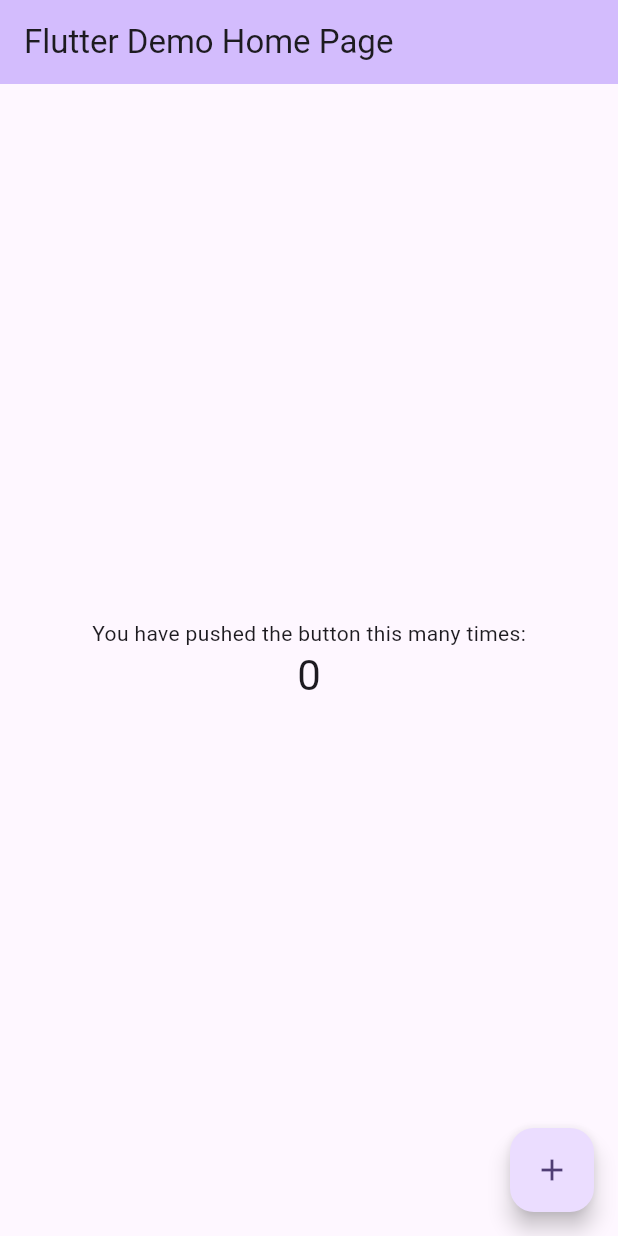
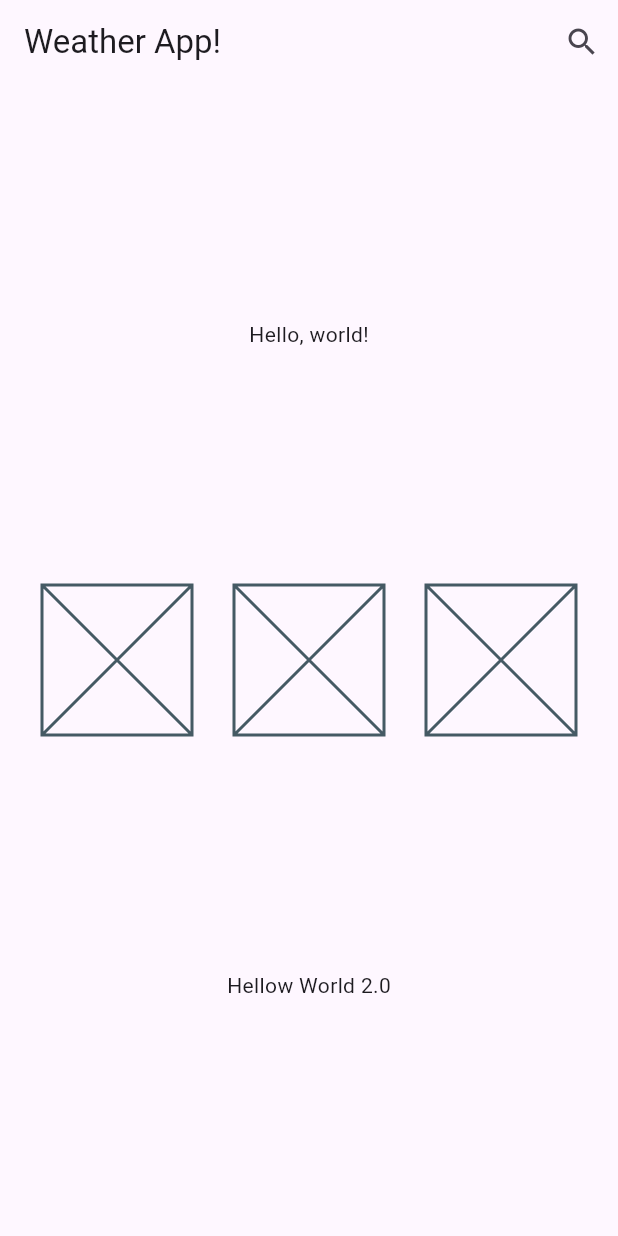
Before and after one commit to alexolsen13/WeatherApp, a Flutter app: the screen it shows after launch, on a phone screen of 412 x 824 dp. Run offline on Flutter 3.47's test engine with Material 3 defaults, Android fonts, the phone set to English and light mode, and no system bars; our stand-ins replace bloc, equatable.

Commit message:
WeatherBloc+FeatureLogic

```diff
--- a/lib/main.dart
+++ b/lib/main.dart
@@ -1,90 +1,6 @@
 import 'package:flutter/material.dart';
+import 'package:flutter_weather/src/feauters/app/weather_app.dart';
 
 void main() {
-  runApp(const MyApp());
+  runApp(const WeatherApp());
 }
-
-class MyApp extends StatelessWidget {
-  const MyApp({super.key});
-
-  // This widget is the root of your application.
-  @override
-  Widget build(BuildContext context) {
-    return MaterialApp(
-      title: 'Flutter Demo',
-      theme: ThemeData(
-        colorScheme: ColorScheme.fromSeed(seedColor: Colors.deepPurple),
-        useMaterial3: true,
-      ),
-      home: const MyHomePage(title: 'Flutter Demo Home Page'),
-    );
-  }
-}
-
-class MyHomePage extends StatefulWidget {
-  const MyHomePage({super.key, required this.title});
-
-  final String title;
-
-  @override
-  State<MyHomePage> createState() => _MyHomePageState();
-}
-
-class _MyHomePageState extends State<MyHomePage> {
-  int _counter = 0;
-
-  void _incrementCounter() {
-    setState(() {
-      _counter++;
-    });
-  }
-
-  @override
-  Widget build(BuildContext context) {
-    return Scaffold(
-      appBar: AppBar(
-        // TRY THIS: Try changing the color here to a specific color (to
-        // Colors.amber, perhaps?) and trigger a hot reload to see the AppBar
-        // change color while the other colors stay the same.
-        backgroundColor: Theme.of(context).colorScheme.inversePrimary,
-        // Here we take the value from the MyHomePage object that was created by
-        // the App.build method, and use it to set our appbar title.
-        title: Text(widget.title),
-      ),
-      body: Center(
-        // Center is a layout widget. It takes a single child and positions it
-        // in the middle of the parent.
-        child: Column(
-          // Column is also a layout widget. It takes a list of children and
-          // arranges them vertically. By default, it sizes itself to fit its
-          // children horizontally, and tries to be as tall as its parent.
-          //
-          // Column has various properties to control how it sizes itself and
-          // how it positions its children. Here we use mainAxisAlignment to
-          // center the children vertically; the main axis here is the vertical
-          // axis because Columns are vertical (the cross axis would be
-          // horizontal).
-          //
-          // TRY THIS: Invoke "debug painting" (choose the "Toggle Debug Paint"
-          // action in the IDE, or press "p" in the console), to see the
-          // wireframe for each widget.
-          mainAxisAlignment: MainAxisAlignment.center,
-          children: <Widget>[
-            const Text(
-              'You have pushed the button this many times:',
-            ),
-            Text(
-              '$_counter',
-              style: Theme.of(context).textTheme.headlineMedium,
-            ),
-          ],
-        ),
-      ),
-      floatingActionButton: FloatingActionButton(
-        onPressed: _incrementCounter,
-        tooltip: 'Increment',
-        child: const Icon(Icons.add),
-      ), // This trailing comma makes auto-formatting nicer for build methods.
-    );
-  }
-}
--- /dev/null
+++ b/lib/src/feauters/app/weather_app.dart
@@ -0,0 +1,16 @@
+import 'package:flutter/material.dart';
+import 'package:flutter_weather/src/feauters/weather/widgets/weather_screen.dart';
+
+class WeatherApp extends StatefulWidget {
+  const WeatherApp({super.key});
+
+  @override
+  State<WeatherApp> createState() => _WeatherAppState();
+}
+
+class _WeatherAppState extends State<WeatherApp> {
+  @override
+  Widget build(BuildContext context) {
+    return const MaterialApp(home: WeatherScreen(),);
+  }
+}
--- a/lib/src/feauters/weather/bloc/weather_bloc.dart
+++ b/lib/src/feauters/weather/bloc/weather_bloc.dart
@@ -1,6 +1,7 @@
 import 'package:bloc/bloc.dart';
 import 'package:equatable/equatable.dart';
 import 'package:flutter_weather/src/feauters/weather/data/models/weather.dart';
+import 'package:flutter_weather/src/feauters/weather/data/weather_repository.dart';
 
 part 'weather_event.dart';
 part 'weather_state.dart';
@@ -8,7 +9,20 @@ part 'weather_state.dart';
 class WeatherBloc extends Bloc<WeatherEvent, WeatherState> {
   WeatherBloc() : super(WeatherInitial()) {
     on<WeatherEvent>((event, emit) {
-      // TODO: implement event handler
+
+
+    });
+
+    on<WeatherFetchEvent>((event, emit) async {
+      emit(WeatherLoading());
+      try{
+        final weather = await WeatherRepository().getWeather(event.query);
+        emit(WeatherLoaded(weatherData: weather));
+
+      } catch(error, stackTrace) {
+        emit(WeatherError(error: "$error, $stackTrace"));
+      }
+
     });
   }
 }
--- a/lib/src/feauters/weather/bloc/weather_event.dart
+++ b/lib/src/feauters/weather/bloc/weather_event.dart
@@ -3,6 +3,18 @@ part of 'weather_bloc.dart';
 sealed class WeatherEvent extends Equatable {
   const WeatherEvent();
 
+
+
   @override
   List<Object> get props => [];
 }
+
+class WeatherFetchEvent extends WeatherEvent{
+  final String query;
+  const WeatherFetchEvent(this.query);
+
+
+
+  @override
+  List<Object> get props => [query];
+}
--- /dev/null
+++ b/lib/src/feauters/weather/widgets/weather_screen.dart
@@ -0,0 +1,36 @@
+import 'package:flutter/material.dart';
+
+class WeatherScreen extends StatefulWidget {
+  const WeatherScreen({super.key});
+
+  @override
+  State<WeatherScreen> createState() => _WeatherScreenState();
+}
+
+class _WeatherScreenState extends State<WeatherScreen> {
+  @override
+  Widget build(BuildContext context) {
+    return Scaffold(appBar: AppBar(
+      title: const Text("Weather App!"),
+      actions: [IconButton(onPressed: (){}, icon: const Icon(Icons.search_outlined))],
+    ),
+    body:
+       const Column(mainAxisAlignment: MainAxisAlignment.spaceEvenly,
+         children: [
+           Text('Hello, world!'),
+           Row(mainAxisAlignment: MainAxisAlignment.spaceEvenly, children: [
+            SizedBox(width: 100, height: 100, child: Placeholder(),),
+            SizedBox(width: 100, height: 100, child: Placeholder(),),
+            SizedBox(width: 100, height: 100, child: Placeholder(),),
+           ],),
+           Text("Hellow World 2.0")
+
+         ],
+       ),
+
+
+    );
+
+
+  }
+}
```
Also changed, not shown: 1 other file.
